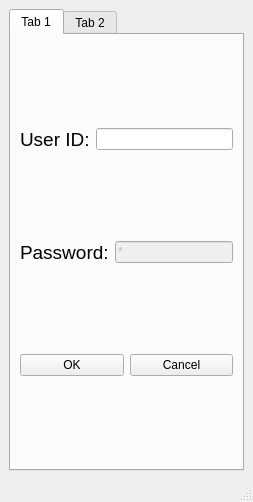
The window that mainwindow.ui (idiotyong/WeiYaGameClient) describes before a commit, drawn with Qt 5.
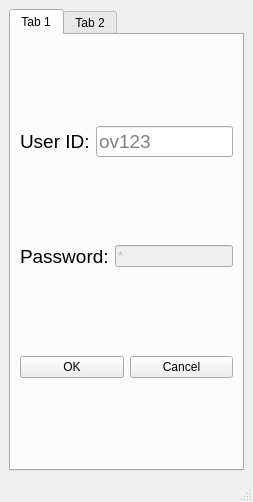
The same window after the commit. The open tabs and pages were chosen to show the change.

Commit message: Fix Input Username bug?

Diff of the .ui file:
```diff
--- a/mainwindow.ui
+++ b/mainwindow.ui
@@ -65,9 +65,29 @@
           </item>
           <item>
            <widget class="QLineEdit" name="ledtUserName">
+            <property name="font">
+             <font>
+              <pointsize>14</pointsize>
+             </font>
+            </property>
+            <property name="inputMask">
+             <string/>
+            </property>
             <property name="text">
              <string/>
             </property>
+            <property name="frame">
+             <bool>true</bool>
+            </property>
+            <property name="dragEnabled">
+             <bool>false</bool>
+            </property>
+            <property name="placeholderText">
+             <string>ov123</string>
+            </property>
+            <property name="clearButtonEnabled">
+             <bool>false</bool>
+            </property>
            </widget>
           </item>
          </layout>
```
Left out of the diff: 2 changed lines with no effect on the pictures.
